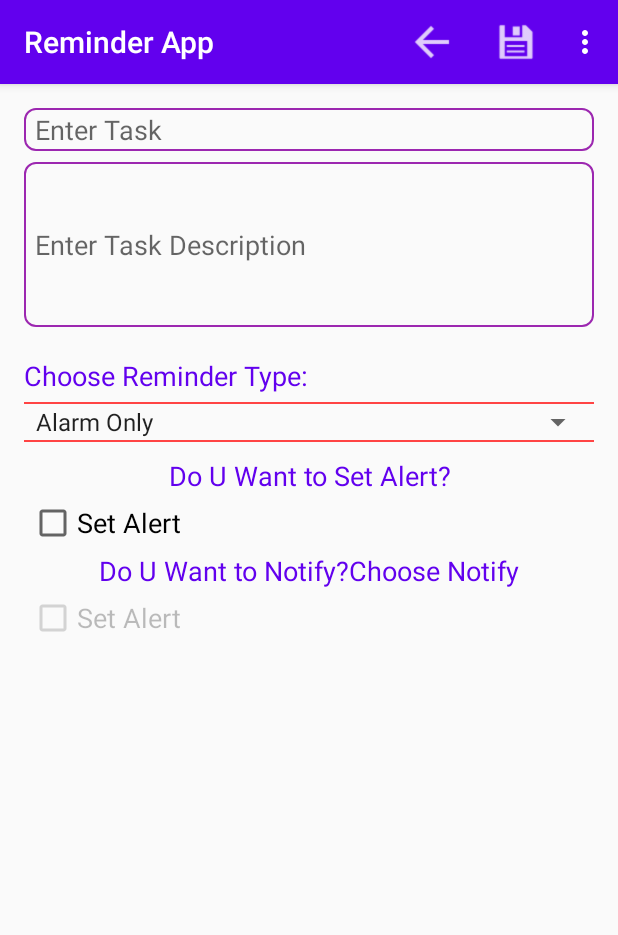
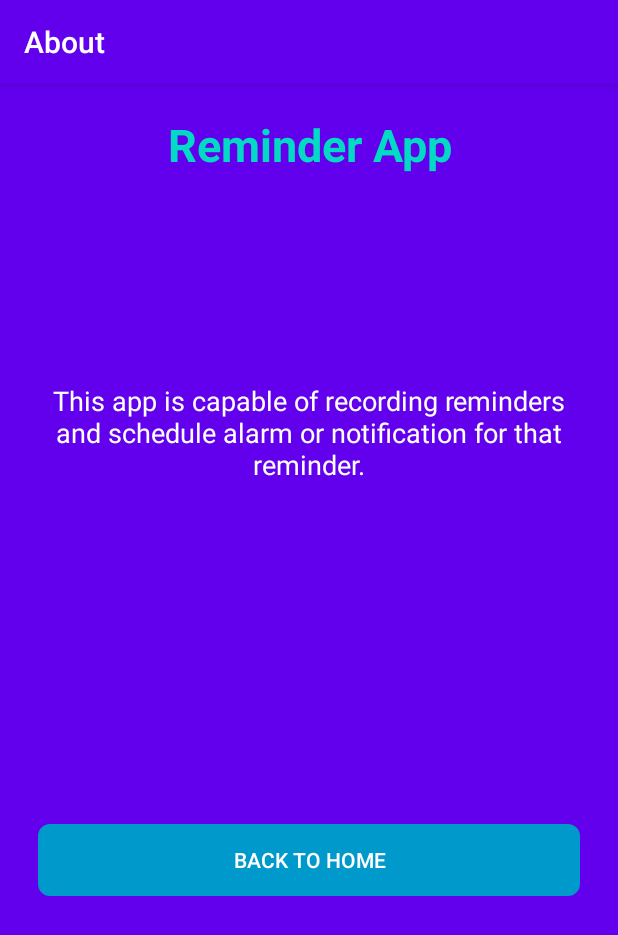
Before and after one commit to pushpendra-starlord/ReminderApp, an Android app: the CreateReminderActivity screen opened directly, with no data from a screen before it, in the options menu, after a tap on "About", on a phone screen of 412 x 824 dp. Shown: the top 935 px of the screen. Run offline under Robolectric (Android 15) with nearby library versions, the phone set to English and light mode, and no system bars.

Commit message:
Added Splash Screen and About Info

```diff
--- a/app/src/main/AndroidManifest.xml
+++ b/app/src/main/AndroidManifest.xml
@@ -1,6 +1,7 @@
 <?xml version="1.0" encoding="utf-8"?>
 <manifest xmlns:android="http://schemas.android.com/apk/res/android"
     package="com.starlord.reminderapp">
+
     <uses-permission android:name="android.permission.WAKE_LOCK" />
 
     <application
@@ -10,7 +11,8 @@
         android:roundIcon="@mipmap/ic_launcher_round"
         android:supportsRtl="true"
         android:theme="@style/AppTheme">
-        <activity android:name=".EditReminderActivity"></activity>
+        <activity android:name=".AboutActivity"></activity>
+        <activity android:name=".EditReminderActivity" />
         <activity android:name=".AlarmDialogPopUp" />
 
         <receiver
--- a/app/src/main/java/com/starlord/reminderapp/AboutActivity.java
+++ b/app/src/main/java/com/starlord/reminderapp/AboutActivity.java
@@ -1,4 +1,15 @@
 package com.starlord.reminderapp;
 
-public class AboutActivity {
+import androidx.appcompat.app.AppCompatActivity;
+
+import android.os.Bundle;
+
+public class AboutActivity extends AppCompatActivity {
+
+    @Override
+    protected void onCreate(Bundle savedInstanceState) {
+        super.onCreate(savedInstanceState);
+        setContentView(R.layout.activity_about);
+        getSupportActionBar().setTitle("About");
+    }
 }
--- a/app/src/main/java/com/starlord/reminderapp/CreateReminderActivity.java
+++ b/app/src/main/java/com/starlord/reminderapp/CreateReminderActivity.java
@@ -55,6 +55,7 @@ public class CreateReminderActivity extends AppCompatActivity {
         mDbHelper = new DbHelper(this);
         db = mDbHelper.getWritableDatabase();
 
+        getSupportActionBar().setTitle("Create Reminder");
         mTitleText = findViewById(R.id.txtTitle);
         mDescriptionText = findViewById(R.id.description);
         mSpinner = findViewById(R.id.spinnerNoteType);
--- a/app/src/main/java/com/starlord/reminderapp/EditReminderActivity.java
+++ b/app/src/main/java/com/starlord/reminderapp/EditReminderActivity.java
@@ -55,6 +55,7 @@ public class EditReminderActivity extends AppCompatActivity {
         mDbHelper = new DbHelper(this);
         db = mDbHelper.getWritableDatabase();
 
+        getSupportActionBar().setTitle("Edit Reminder");
         mTitleText = findViewById(R.id.txtTitle);
         mDescriptionText = findViewById(R.id.description);
         mSpinner = findViewById(R.id.spinnerNoteType);
--- a/app/src/main/java/com/starlord/reminderapp/ViewReminderActivity.java
+++ b/app/src/main/java/com/starlord/reminderapp/ViewReminderActivity.java
@@ -23,6 +23,7 @@ public class ViewReminderActivity extends AppCompatActivity {
         setContentView(R.layout.activity_view_reminder);
         final long id = getIntent().getExtras().getLong(getString(R.string.row_id));
 
+        getSupportActionBar().setTitle("Detailed View");
         dbHelper = new DbHelper(this);
         db = dbHelper.getWritableDatabase();
 
--- /dev/null
+++ b/app/src/main/res/layout/activity_about.xml
@@ -0,0 +1,53 @@
+<?xml version="1.0" encoding="utf-8"?>
+<androidx.constraintlayout.widget.ConstraintLayout xmlns:android="http://schemas.android.com/apk/res/android"
+    xmlns:app="http://schemas.android.com/apk/res-auto"
+    xmlns:tools="http://schemas.android.com/tools"
+    android:layout_width="match_parent"
+    android:layout_height="match_parent"
+    android:background="@color/colorPrimary"
+    tools:context=".AboutActivity"
+    tools:layout_editor_absoluteY="81dp">
+
+    <TextView
+        android:id="@+id/about"
+        android:layout_width="match_parent"
+        android:layout_height="wrap_content"
+        android:layout_margin="20dp"
+        android:text="@string/app_name"
+        android:textAlignment="center"
+        android:textColor="@color/colorAccent"
+        android:textSize="30sp"
+        android:textStyle="bold"
+        app:layout_constraintTop_toTopOf="parent"
+        tools:layout_editor_absoluteX="0dp" />
+
+    <TextView
+        android:id="@+id/description"
+        android:layout_width="match_parent"
+        android:layout_height="wrap_content"
+        android:layout_margin="20dp"
+        android:layout_marginTop="626dp"
+        android:layout_marginBottom="420dp"
+        android:text="@string/description"
+        android:textAlignment="center"
+        android:textColor="@android:color/white"
+        android:textSize="18sp"
+        app:layout_constraintBottom_toBottomOf="parent"
+        app:layout_constraintTop_toBottomOf="@+id/about"
+        app:layout_constraintVertical_bias="0.197"
+        tools:layout_editor_absoluteX="16dp" />
+
+    <Button
+        android:layout_width="match_parent"
+        android:layout_height="wrap_content"
+        android:layout_margin="25dp"
+        android:layout_marginTop="399dp"
+        android:background="@drawable/border_design"
+        android:backgroundTint="@android:color/holo_blue_dark"
+        android:text="Back to Home"
+        android:textColor="@android:color/white"
+        app:layout_constraintBottom_toBottomOf="parent"
+        app:layout_constraintTop_toBottomOf="@+id/description" />
+
+
+</androidx.constraintlayout.widget.ConstraintLayout>
--- a/app/src/main/res/values/strings.xml
+++ b/app/src/main/res/values/strings.xml
@@ -13,6 +13,7 @@
     <string name="title">Test</string>
 
     <string name="detail">Small Text</string>
+    <string name="creatorDesc">Made by Pushpendra Tripathi\nReg. No. 11704081\nSection: KM041\nRoll No. 8</string>
 
 
     <string-array name="reminder_type">
@@ -24,6 +25,8 @@
     <string name="title_activity_information">Information</string>
 
     <string name="title_activity_edit__reminder">Edit Reminder</string>
+
+    <string name="description">This app is capable of recording reminders and schedule alarm or notification for that reminder.</string>
 
     <string name="New">Create New Reminder</string>
 
```
Also changed, not shown: app/src/main/res/layout/activity_main.xml (+47 -4 lines).
